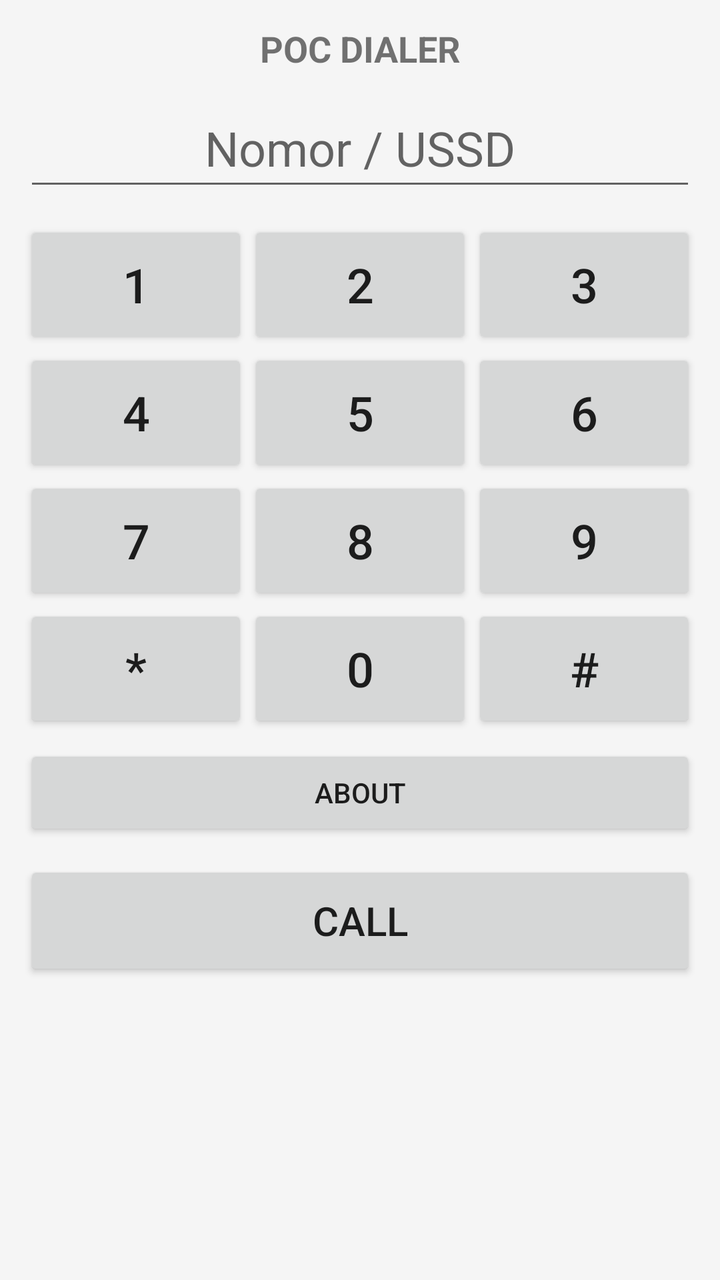
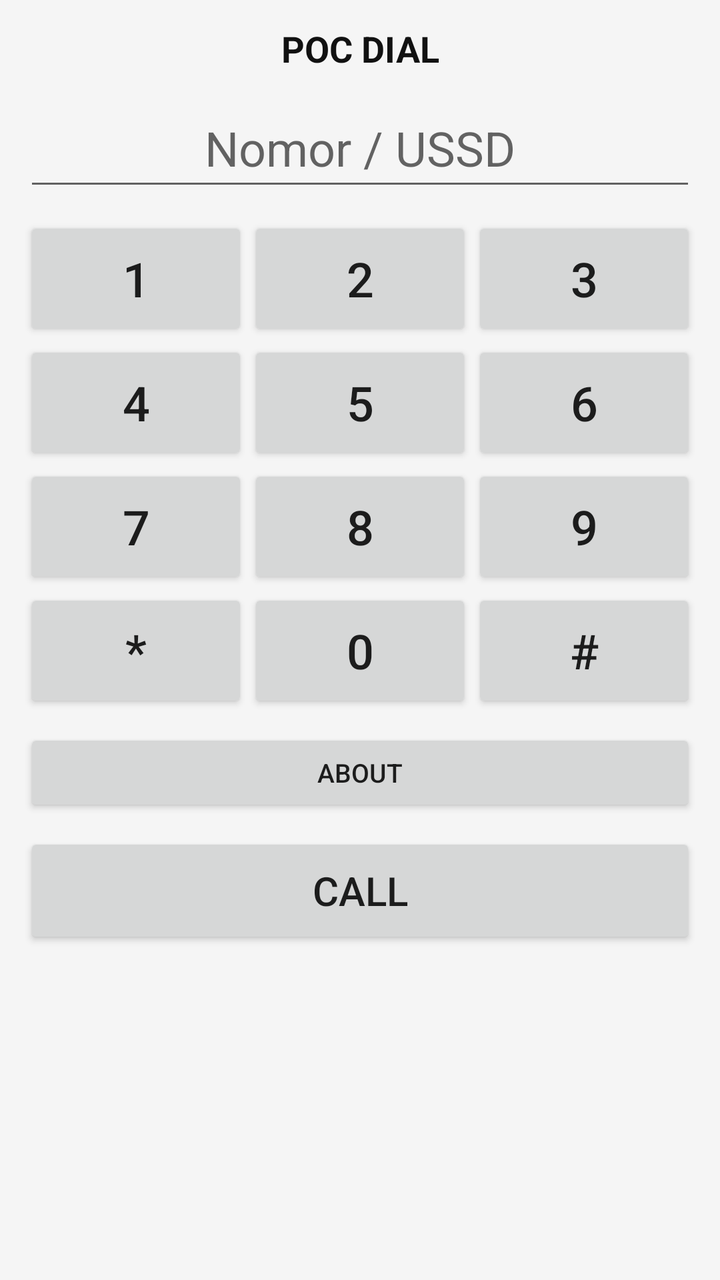

Two renders of the same Android screen: before a commit and after it. Below are the layout's source before the change and the commit's diff.
<!-- AndroidManifest.xml: application theme Theme.PocDialer -->
<!-- res/layout/activity_dialer.xml -->
<?xml version="1.0" encoding="utf-8"?>
<LinearLayout xmlns:android="http://schemas.android.com/apk/res/android"
    android:orientation="vertical"
    android:layout_width="match_parent"
    android:layout_height="match_parent"
    android:padding="12dp">

    <TextView
        android:layout_width="match_parent"
        android:layout_height="wrap_content"
        android:text="POC DIALER"
        android:textSize="18sp"
        android:textStyle="bold"
        android:gravity="center"
        android:paddingBottom="8dp" />

    <EditText
        android:id="@+id/digits"
        android:layout_width="match_parent"
        android:layout_height="56dp"
        android:focusable="true"
        android:focusableInTouchMode="true"
        android:inputType="phone"
        android:nextFocusDown="@id/key1"
        android:textSize="24sp"
        android:gravity="center"
        android:hint="Nomor / USSD" />

    <GridLayout
        android:id="@+id/keypad"
        android:layout_width="match_parent"
        android:layout_height="wrap_content"
        android:columnCount="3"
        android:rowCount="4"
        android:layout_marginTop="10dp">
        <Button
            android:id="@+id/key1"
            android:text="1"
            android:layout_width="0dp"
            android:layout_height="64dp"
            android:layout_columnWeight="1"
            android:focusable="true"
            android:clickable="true"
            android:textSize="24sp"
            android:nextFocusUp="@id/digits"
            android:nextFocusDown="@id/key4"
            android:nextFocusLeft="@id/key3"
            android:nextFocusRight="@id/key2" />
        <Button
            android:id="@+id/key2"
            android:text="2"
            android:layout_width="0dp"
            android:layout_height="64dp"
            android:layout_columnWeight="1"
            android:focusable="true"
            android:clickable="true"
            android:textSize="24sp"
            android:nextFocusUp="@id/digits"
            android:nextFocusDown="@id/key5"
            android:nextFocusLeft="@id/key1"
            android:nextFocusRight="@id/key3" />
        <Button
            android:id="@+id/key3"
            android:text="3"
            android:layout_width="0dp"
            android:layout_height="64dp"
            android:layout_columnWeight="1"
            android:focusable="true"
            android:clickable="true"
            android:textSize="24sp"
            android:nextFocusUp="@id/digits"
            android:nextFocusDown="@id/key6"
            android:nextFocusLeft="@id/key2"
            android:nextFocusRight="@id/key1" />
        <Button
            android:id="@+id/key4"
            android:text="4"
            android:layout_width="0dp"
            android:layout_height="64dp"
            android:layout_columnWeight="1"
            android:focusable="true"
            android:clickable="true"
            android:textSize="24sp"
            android:nextFocusUp="@id/key1"
            android:nextFocusDown="@id/key7"
            android:nextFocusLeft="@id/key6"
            android:nextFocusRight="@id/key5" />
        <Button
            android:id="@+id/key5"
            android:text="5"
            android:layout_width="0dp"
            android:layout_height="64dp"
            android:layout_columnWeight="1"
            android:focusable="true"
            android:clickable="true"
            android:textSize="24sp"
            android:nextFocusUp="@id/key2"
            android:nextFocusDown="@id/key8"
            android:nextFocusLeft="@id/key4"
            android:nextFocusRight="@id/key6" />
        <Button
            android:id="@+id/key6"
            android:text="6"
            android:layout_width="0dp"
            android:layout_height="64dp"
            android:layout_columnWeight="1"
            android:focusable="true"
            android:clickable="true"
            android:textSize="24sp"
            android:nextFocusUp="@id/key3"
            android:nextFocusDown="@id/key9"
            android:nextFocusLeft="@id/key5"
            android:nextFocusRight="@id/key4" />
        <Button
            android:id="@+id/key7"
            android:text="7"
            android:layout_width="0dp"
            android:layout_height="64dp"
            android:layout_columnWeight="1"
            android:focusable="true"
            android:clickable="true"
            android:textSize="24sp"
            android:nextFocusUp="@id/key4"
            android:nextFocusDown="@id/keyStar"
            android:nextFocusLeft="@id/key9"
            android:nextFocusRight="@id/key8" />
        <Button
            android:id="@+id/key8"
            android:text="8"
            android:layout_width="0dp"
            android:layout_height="64dp"
            android:layout_columnWeight="1"
            android:focusable="true"
            android:clickable="true"
            android:textSize="24sp"
            android:nextFocusUp="@id/key5"
            android:nextFocusDown="@id/key0"
            android:nextFocusLeft="@id/key7"
            android:nextFocusRight="@id/key9" />
        <Button
            android:id="@+id/key9"
            android:text="9"
            android:layout_width="0dp"
            android:layout_height="64dp"
            android:layout_columnWeight="1"
            android:focusable="true"
            android:clickable="true"
            android:textSize="24sp"
            android:nextFocusUp="@id/key6"
            android:nextFocusDown="@id/keyPound"
            android:nextFocusLeft="@id/key8"
            android:nextFocusRight="@id/key7" />
        <Button
            android:id="@+id/keyStar"
            android:text="*"
            android:layout_width="0dp"
            android:layout_height="64dp"
            android:layout_columnWeight="1"
            android:focusable="true"
            android:clickable="true"
            android:textSize="24sp"
            android:nextFocusUp="@id/key7"
            android:nextFocusDown="@id/callButton"
            android:nextFocusLeft="@id/key0"
            android:nextFocusRight="@id/keyPound" />
        <Button
            android:id="@+id/key0"
            android:text="0"
            android:layout_width="0dp"
            android:layout_height="64dp"
            android:layout_columnWeight="1"
            android:focusable="true"
            android:clickable="true"
            android:textSize="24sp"
            android:nextFocusUp="@id/key8"
            android:nextFocusDown="@id/callButton"
            android:nextFocusLeft="@id/keyStar"
            android:nextFocusRight="@id/keyPound" />
        <Button
            android:id="@+id/keyPound"
            android:text="#"
            android:layout_width="0dp"
            android:layout_height="64dp"
            android:layout_columnWeight="1"
            android:focusable="true"
            android:clickable="true"
            android:textSize="24sp"
            android:nextFocusUp="@id/key9"
            android:nextFocusDown="@id/callButton"
            android:nextFocusLeft="@id/key0"
            android:nextFocusRight="@id/keyStar" />
    </GridLayout>

    <Button
        android:id="@+id/aboutButton"
        android:text="@string/about_label"
        android:layout_width="match_parent"
        android:layout_height="48dp"
        android:layout_marginTop="6dp"
        android:focusable="true"
        android:clickable="true"
        android:textSize="14sp"
        android:nextFocusUp="@id/callButton" />

    <Button
        android:id="@+id/callButton"
        android:text="@string/call_label"
        android:layout_width="match_parent"
        android:layout_height="60dp"
        android:layout_marginTop="10dp"
        android:focusable="true"
        android:clickable="true"
        android:textSize="20sp"
        android:nextFocusUp="@id/keyPound"
        android:nextFocusLeft="@id/keyPound"
        android:nextFocusRight="@id/keyPound" />
</LinearLayout>
<!-- resources referenced by this layout -->
<resources>
  <string name="about_label">ABOUT</string>
  <string name="call_label">CALL</string>
  <style name="Theme.PocDialer" parent="@android:style/Theme.Material.Light.NoActionBar">
          <item name="android:colorAccent">#1565C0</item>
          <item name="android:windowBackground">#F5F5F5</item>
      </style>
</resources>

<!-- the commit's change to res/layout/activity_dialer.xml (unified diff, before → after) -->
@@ -1,29 +1,42 @@
 <?xml version="1.0" encoding="utf-8"?>
-<LinearLayout xmlns:android="http://schemas.android.com/apk/res/android"
+<ScrollView xmlns:android="http://schemas.android.com/apk/res/android"
+    android:layout_width="match_parent"
+    android:layout_height="match_parent"
+    android:fillViewport="true"
+    android:background="#F5F5F5">
+
+<LinearLayout
     android:orientation="vertical"
     android:layout_width="match_parent"
-    android:layout_height="match_parent"
-    android:padding="12dp">
+    android:layout_height="wrap_content"
+    android:padding="@dimen/dial_pad">
 
     <TextView
+        android:id="@+id/dialTitle"
         android:layout_width="match_parent"
         android:layout_height="wrap_content"
-        android:text="POC DIALER"
-        android:textSize="18sp"
+        android:text="@string/app_name"
+        android:textSize="@dimen/title_size"
         android:textStyle="bold"
+        android:textColor="#111111"
         android:gravity="center"
-        android:paddingBottom="8dp" />
+        android:singleLine="true"
+        android:ellipsize="end"
+        android:paddingBottom="@dimen/gap_title" />
 
     <EditText
         android:id="@+id/digits"
         android:layout_width="match_parent"
-        android:layout_height="56dp"
+        android:layout_height="@dimen/digits_height"
         android:focusable="true"
         android:focusableInTouchMode="true"
         android:inputType="phone"
+        android:maxLines="1"
         android:nextFocusDown="@id/key1"
-        android:textSize="24sp"
+        android:textSize="@dimen/digits_text"
         android:gravity="center"
+        android:paddingLeft="2dp"
+        android:paddingRight="2dp"
         android:hint="Nomor / USSD" />
 
     <GridLayout
@@ -32,16 +45,19 @@
         android:layout_height="wrap_content"
         android:columnCount="3"
         android:rowCount="4"
-        android:layout_marginTop="10dp">
+        android:layout_marginTop="@dimen/gap_keys">
         <Button
             android:id="@+id/key1"
             android:text="1"
             android:layout_width="0dp"
-            android:layout_height="64dp"
-            android:layout_columnWeight="1"
-            android:focusable="true"
-            android:clickable="true"
-            android:textSize="24sp"
+            android:layout_height="@dimen/key_height"
+            android:layout_columnWeight="1"
+            android:focusable="true"
+            android:clickable="true"
+            android:textSize="@dimen/key_text"
+            android:padding="0dp"
+            android:minWidth="0dp"
+            android:minHeight="0dp"
             android:nextFocusUp="@id/digits"
             android:nextFocusDown="@id/key4"
             android:nextFocusLeft="@id/key3"
@@ -50,11 +66,14 @@
             android:id="@+id/key2"
             android:text="2"
             android:layout_width="0dp"
-            android:layout_height="64dp"
-            android:layout_columnWeight="1"
-            android:focusable="true"
-            android:clickable="true"
-            android:textSize="24sp"
+            android:layout_height="@dimen/key_height"
+            android:layout_columnWeight="1"
+            android:focusable="true"
+            android:clickable="true"
+            android:textSize="@dimen/key_text"
+            android:padding="0dp"
+            android:minWidth="0dp"
+            android:minHeight="0dp"
             android:nextFocusUp="@id/digits"
             android:nextFocusDown="@id/key5"
             android:nextFocusLeft="@id/key1"
@@ -63,11 +82,14 @@
             android:id="@+id/key3"
             android:text="3"
             android:layout_width="0dp"
-            android:layout_height="64dp"
-            android:layout_columnWeight="1"
-            android:focusable="true"
-            android:clickable="true"
-            android:textSize="24sp"
+            android:layout_height="@dimen/key_height"
+            android:layout_columnWeight="1"
+            android:focusable="true"
+            android:clickable="true"
+            android:textSize="@dimen/key_text"
+            android:padding="0dp"
+            android:minWidth="0dp"
+            android:minHeight="0dp"
             android:nextFocusUp="@id/digits"
             android:nextFocusDown="@id/key6"
             android:nextFocusLeft="@id/key2"
@@ -76,11 +98,14 @@
             android:id="@+id/key4"
             android:text="4"
             android:layout_width="0dp"
-            android:layout_height="64dp"
-            android:layout_columnWeight="1"
-            android:focusable="true"
-            android:clickable="true"
-            android:textSize="24sp"
+            android:layout_height="@dimen/key_height"
+            android:layout_columnWeight="1"
+            android:focusable="true"
+            android:clickable="true"
+            android:textSize="@dimen/key_text"
+            android:padding="0dp"
+            android:minWidth="0dp"
+            android:minHeight="0dp"
             android:nextFocusUp="@id/key1"
             android:nextFocusDown="@id/key7"
             android:nextFocusLeft="@id/key6"
@@ -89,11 +114,14 @@
             android:id="@+id/key5"
             android:text="5"
             android:layout_width="0dp"
-            android:layout_height="64dp"
-            android:layout_columnWeight="1"
-            android:focusable="true"
-            android:clickable="true"
-            android:textSize="24sp"
+            android:layout_height="@dimen/key_height"
+            android:layout_columnWeight="1"
+            android:focusable="true"
+            android:clickable="true"
+            android:textSize="@dimen/key_text"
+            android:padding="0dp"
+            android:minWidth="0dp"
+            android:minHeight="0dp"
             android:nextFocusUp="@id/key2"
             android:nextFocusDown="@id/key8"
             android:nextFocusLeft="@id/key4"
@@ -102,11 +130,14 @@
             android:id="@+id/key6"
             android:text="6"
             android:layout_width="0dp"
-            android:layout_height="64dp"
-            android:layout_columnWeight="1"
-            android:focusable="true"
-            android:clickable="true"
-            android:textSize="24sp"
+            android:layout_height="@dimen/key_height"
+            android:layout_columnWeight="1"
+            android:focusable="true"
+            android:clickable="true"
+            android:textSize="@dimen/key_text"
+            android:padding="0dp"
+            android:minWidth="0dp"
+            android:minHeight="0dp"
             android:nextFocusUp="@id/key3"
             android:nextFocusDown="@id/key9"
             android:nextFocusLeft="@id/key5"
@@ -115,11 +146,14 @@
             android:id="@+id/key7"
             android:text="7"
             android:layout_width="0dp"
-            android:layout_height="64dp"
-            android:layout_columnWeight="1"
-            android:focusable="true"
-            android:clickable="true"
-            android:textSize="24sp"
+            android:layout_height="@dimen/key_height"
+            android:layout_columnWeight="1"
+            android:focusable="true"
+            android:clickable="true"
+            android:textSize="@dimen/key_text"
+            android:padding="0dp"
+            android:minWidth="0dp"
+            android:minHeight="0dp"
             android:nextFocusUp="@id/key4"
             android:nextFocusDown="@id/keyStar"
             android:nextFocusLeft="@id/key9"
@@ -128,11 +162,14 @@
             android:id="@+id/key8"
             android:text="8"
             android:layout_width="0dp"
-            android:layout_height="64dp"
-            android:layout_columnWeight="1"
-            android:focusable="true"
-            android:clickable="true"
-            android:textSize="24sp"
+            android:layout_height="@dimen/key_height"
+            android:layout_columnWeight="1"
+            android:focusable="true"
+            android:clickable="true"
+            android:textSize="@dimen/key_text"
+            android:padding="0dp"
+            android:minWidth="0dp"
+            android:minHeight="0dp"
             android:nextFocusUp="@id/key5"
             android:nextFocusDown="@id/key0"
             android:nextFocusLeft="@id/key7"
@@ -141,11 +178,14 @@
             android:id="@+id/key9"
             android:text="9"
             android:layout_width="0dp"
-            android:layout_height="64dp"
-            android:layout_columnWeight="1"
-            android:focusable="true"
-            android:clickable="true"
-            android:textSize="24sp"
+            android:layout_height="@dimen/key_height"
+            android:layout_columnWeight="1"
+            android:focusable="true"
+            android:clickable="true"
+            android:textSize="@dimen/key_text"
+            android:padding="0dp"
+            android:minWidth="0dp"
+            android:minHeight="0dp"
             android:nextFocusUp="@id/key6"
             android:nextFocusDown="@id/keyPound"
             android:nextFocusLeft="@id/key8"
@@ -154,11 +194,14 @@
             android:id="@+id/keyStar"
             android:text="*"
             android:layout_width="0dp"
-            android:layout_height="64dp"
-            android:layout_columnWeight="1"
-            android:focusable="true"
-            android:clickable="true"
-            android:textSize="24sp"
+            android:layout_height="@dimen/key_height"
+            android:layout_columnWeight="1"
+            android:focusable="true"
+            android:clickable="true"
+            android:textSize="@dimen/key_text"
+            android:padding="0dp"
+            android:minWidth="0dp"
+            android:minHeight="0dp"
             android:nextFocusUp="@id/key7"
             android:nextFocusDown="@id/callButton"
             android:nextFocusLeft="@id/key0"
@@ -167,11 +210,14 @@
             android:id="@+id/key0"
             android:text="0"
             android:layout_width="0dp"
-            android:layout_height="64dp"
-            android:layout_columnWeight="1"
-            android:focusable="true"
-            android:clickable="true"
-            android:textSize="24sp"
+            android:layout_height="@dimen/key_height"
+            android:layout_columnWeight="1"
+            android:focusable="true"
+            android:clickable="true"
+            android:textSize="@dimen/key_text"
+            android:padding="0dp"
+            android:minWidth="0dp"
+            android:minHeight="0dp"
             android:nextFocusUp="@id/key8"
             android:nextFocusDown="@id/callButton"
             android:nextFocusLeft="@id/keyStar"
@@ -180,11 +226,14 @@
             android:id="@+id/keyPound"
             android:text="#"
             android:layout_width="0dp"
-            android:layout_height="64dp"
-            android:layout_columnWeight="1"
-            android:focusable="true"
-            android:clickable="true"
-            android:textSize="24sp"
+            android:layout_height="@dimen/key_height"
+            android:layout_columnWeight="1"
+            android:focusable="true"
+            android:clickable="true"
+            android:textSize="@dimen/key_text"
+            android:padding="0dp"
+            android:minWidth="0dp"
+            android:minHeight="0dp"
             android:nextFocusUp="@id/key9"
             android:nextFocusDown="@id/callButton"
             android:nextFocusLeft="@id/key0"
@@ -195,23 +244,30 @@
         android:id="@+id/aboutButton"
         android:text="@string/about_label"
         android:layout_width="match_parent"
-        android:layout_height="48dp"
-        android:layout_marginTop="6dp"
+        android:layout_height="@dimen/about_height"
+        android:layout_marginTop="@dimen/gap_keys"
         android:focusable="true"
         android:clickable="true"
-        android:textSize="14sp"
+        android:textSize="@dimen/about_text_size"
+        android:padding="0dp"
+        android:minWidth="0dp"
+        android:minHeight="0dp"
         android:nextFocusUp="@id/callButton" />
 
     <Button
         android:id="@+id/callButton"
         android:text="@string/call_label"
         android:layout_width="match_parent"
-        android:layout_height="60dp"
-        android:layout_marginTop="10dp"
+        android:layout_height="@dimen/call_height"
+        android:layout_marginTop="@dimen/gap_keys"
         android:focusable="true"
         android:clickable="true"
-        android:textSize="20sp"
+        android:textSize="@dimen/call_text_size"
+        android:padding="0dp"
+        android:minWidth="0dp"
+        android:minHeight="0dp"
         android:nextFocusUp="@id/keyPound"
         android:nextFocusLeft="@id/keyPound"
         android:nextFocusRight="@id/keyPound" />
 </LinearLayout>
+</ScrollView>
<!-- resource entries referenced after the edit -->
@@ -1,6 +1,19 @@
 <!-- resources referenced by this layout -->
 <resources>
+  <dimen name="about_height">44dp</dimen>
+  <dimen name="about_text_size">13sp</dimen>
+  <dimen name="call_height">58dp</dimen>
+  <dimen name="call_text_size">20sp</dimen>
+  <dimen name="dial_pad">12dp</dimen>
+  <dimen name="digits_height">56dp</dimen>
+  <dimen name="digits_text">24sp</dimen>
+  <dimen name="gap_keys">8dp</dimen>
+  <dimen name="gap_title">8dp</dimen>
+  <dimen name="key_height">62dp</dimen>
+  <dimen name="key_text">24sp</dimen>
+  <dimen name="title_size">18sp</dimen>
   <string name="about_label">ABOUT</string>
+  <string name="app_name">POC DIAL</string>
   <string name="call_label">CALL</string>
   <style name="Theme.PocDialer" parent="@android:style/Theme.Material.Light.NoActionBar">
           <item name="android:colorAccent">#1565C0</item>
